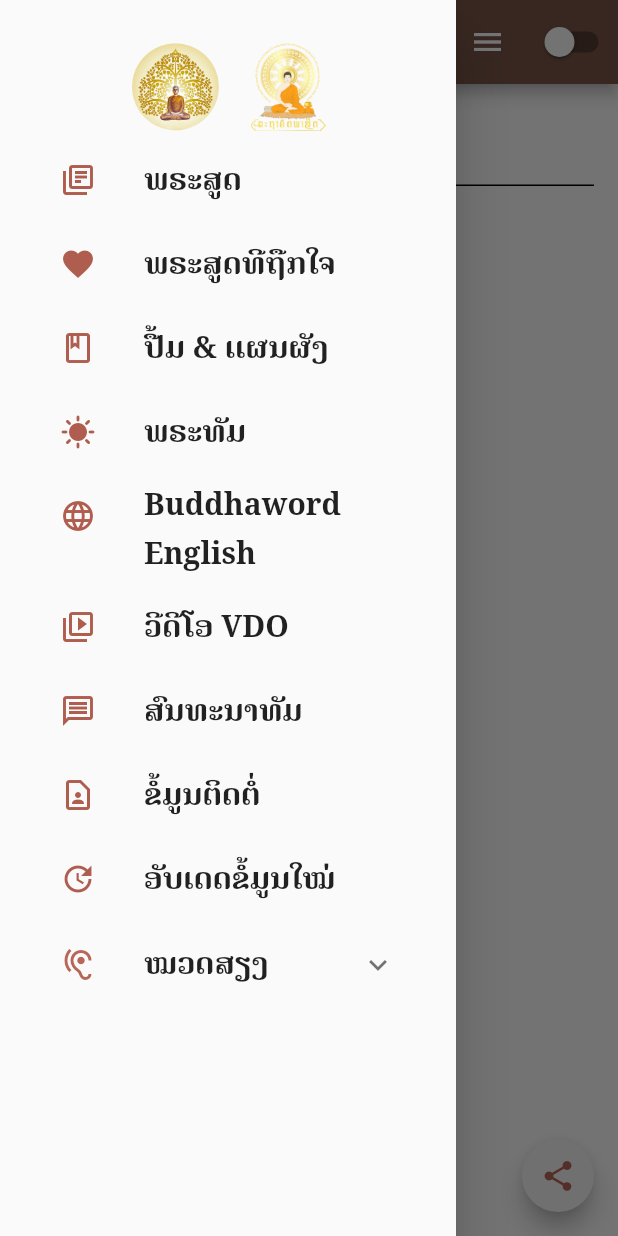
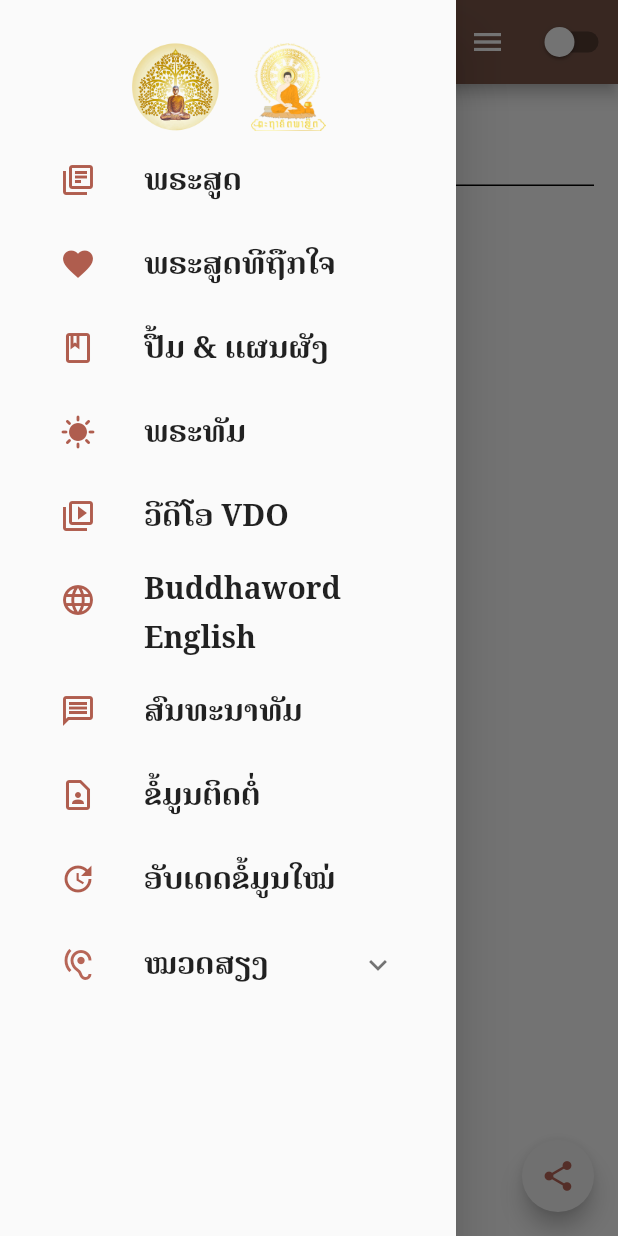
Before and after one commit to SouliyaPPS-7575/buddhaword-app, a Flutter app: the DetailPage screen opened directly with empty values, with the side drawer open, on a phone screen of 412 x 824 dp. Run offline on Flutter 3.47's test engine with Material 2 defaults, Android fonts, the light colour scheme and no system bars; our stand-ins replace audioplayers, connectivity, share_plus, shared_preferences; missing offline and left inert: app_upgrade_flutter_sdk; accounts and stored records are empty; network calls fail.

Commit message:
🐞 fix(19):

```diff
--- a/lib/layouts/NavigationDrawer.dart
+++ b/lib/layouts/NavigationDrawer.dart
@@ -490,6 +490,7 @@ class _NavigationDrawerState extends State<NavigationDrawer> {
                 ),
               },
             ),
+
             ListTile(
               leading: _isChecked
                   ? Icon(Icons.favorite, color: _checkColor)
@@ -506,6 +507,7 @@ class _NavigationDrawerState extends State<NavigationDrawer> {
                 ),
               },
             ),
+
             ListTile(
               leading: _isChecked
                   ? Icon(Icons.book, color: _checkColor)
@@ -527,6 +529,18 @@ class _NavigationDrawerState extends State<NavigationDrawer> {
               ),
               onTap: () => _openLinkDhamma(),
             ),
+
+            ListTile(
+              leading: _isChecked
+                  ? Icon(Icons.video_library, color: _checkColor)
+                  : Icon(Icons.video_collection_outlined, color: _checkColor),
+              title: const Text(
+                'ວີດີໂອ VDO',
+                style: TextStyle(fontSize: 20, fontWeight: FontWeight.bold),
+              ),
+              onTap: () => _openLinkArnuta(),
+            ),
+
             ListTile(
               leading: _isChecked
                   ? Icon(Icons.language, color: _checkColor)
@@ -537,6 +551,7 @@ class _NavigationDrawerState extends State<NavigationDrawer> {
               ),
               onTap: () => _openLinkEnglish(),
             ),
+
             // ListTile(
             //   leading: _isChecked
             //       ? Icon(Icons.calendar_month, color: _checkColor)
@@ -547,16 +562,7 @@ class _NavigationDrawerState extends State<NavigationDrawer> {
             //   ),
             //   onTap: () => _openLinkCalendar(),
             // ),
-            ListTile(
-              leading: _isChecked
-                  ? Icon(Icons.video_library, color: _checkColor)
-                  : Icon(Icons.video_collection_outlined, color: _checkColor),
-              title: const Text(
-                'ວີດີໂອ VDO',
-                style: TextStyle(fontSize: 20, fontWeight: FontWeight.bold),
-              ),
-              onTap: () => _openLinkArnuta(),
-            ),
+
             ListTile(
               leading: _isChecked
                   ? Icon(Icons.message, color: _checkColor)
--- a/lib/pages/BookReadingScreenPage.dart
+++ b/lib/pages/BookReadingScreenPage.dart
@@ -443,7 +443,7 @@ class _BookReadingScreenPageState extends State<BookReadingScreenPage> {
                           builder: (context, constraints) {
                             final bool isMobile = constraints.maxWidth < 600;
                             final double paddingValue = isMobile
-                                ? 6.0 // Smaller padding for mobile devices
+                                ? 0.0 // Smaller padding for mobile devices
                                 : constraints.maxWidth *
                                     0.1; // 10% of the width as padding for larger screens
 
--- a/lib/pages/DetailPage.dart
+++ b/lib/pages/DetailPage.dart
@@ -362,7 +362,7 @@ class _DetailPageState extends State<DetailPage> {
                       builder: (context, constraints) {
                         final bool isMobile = constraints.maxWidth < 600;
                         final double paddingValue = isMobile
-                            ? 6.0 // Smaller padding for mobile devices
+                            ? 0.0 // Smaller padding for mobile devices
                             : constraints.maxWidth *
                                 0.1; // 10% of the width as padding for larger screens
 
```
Also changed, not shown: 2 other files.
